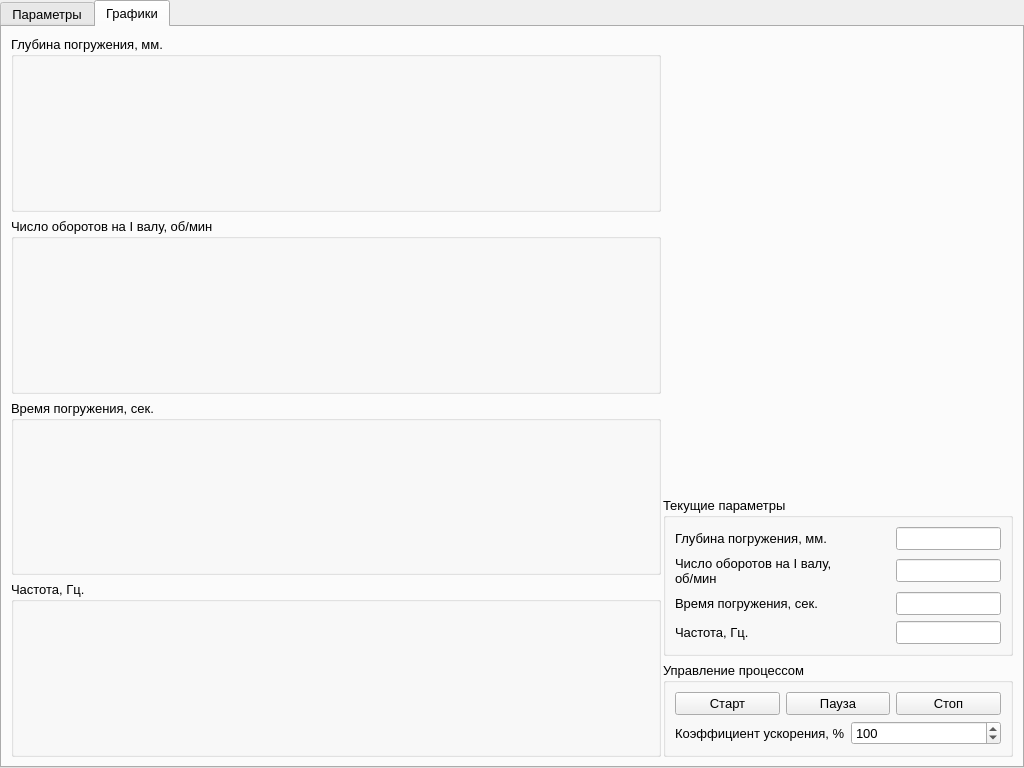
DvaMishkiLapa/xolm3, file mainwindow.ui: the form before one commit.
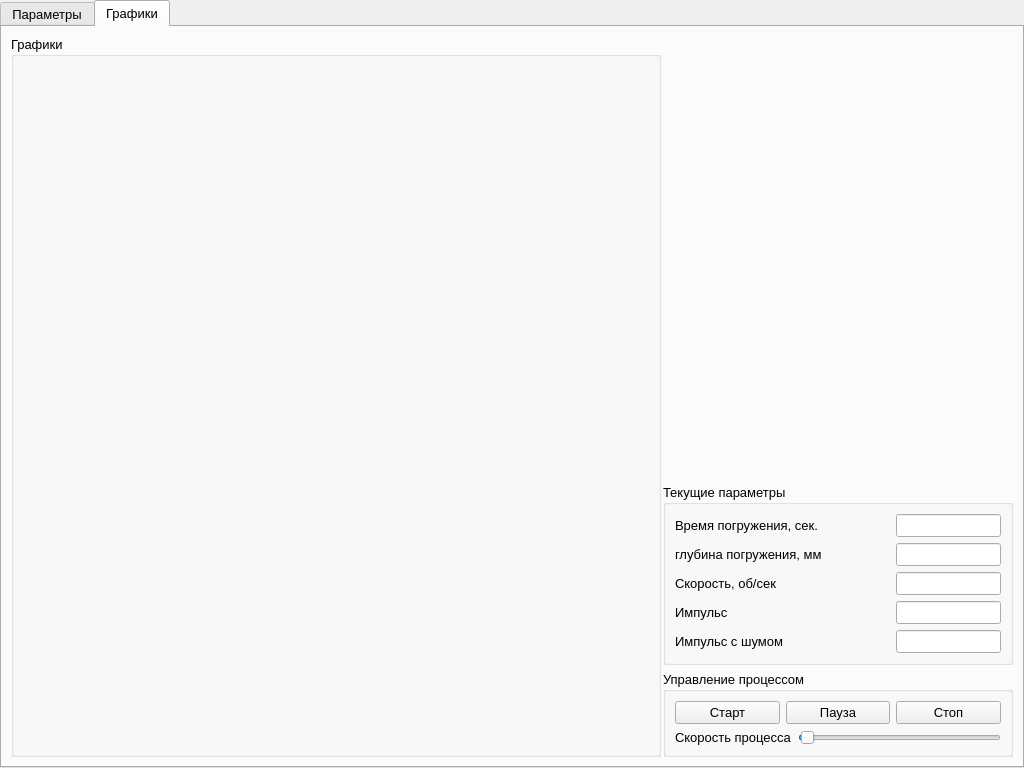
The form after the commit. The open tabs and pages were chosen to show the change.

Patch:
```diff
--- a/mainwindow.ui
+++ b/mainwindow.ui
@@ -493,9 +493,9 @@
        </attribute>
        <layout class="QHBoxLayout" name="horizontalLayout_15">
         <item>
-         <layout class="QVBoxLayout" name="verticalLayout_6">
+         <layout class="QVBoxLayout" name="draw_layout">
           <item>
-           <widget class="QGroupBox" name="depth_grap_box">
+           <widget class="QGroupBox" name="draw_box">
             <property name="sizePolicy">
              <sizepolicy hsizetype="Preferred" vsizetype="Preferred">
               <horstretch>0</horstretch>
@@ -509,124 +509,24 @@
              </size>
             </property>
             <property name="title">
-             <string>Глубина погружения, мм.</string>
+             <string>Графики</string>
             </property>
-            <layout class="QHBoxLayout" name="horizontalLayout_22">
-             <item>
-              <spacer name="horizontalSpacer">
-               <property name="orientation">
-                <enum>Qt::Horizontal</enum>
-               </property>
-               <property name="sizeHint" stdset="0">
-                <size>
-                 <width>631</width>
-                 <height>20</height>
-                </size>
-               </property>
-              </spacer>
-             </item>
-            </layout>
-           </widget>
-          </item>
-          <item>
-           <widget class="QGroupBox" name="turnover_grap_box">
-            <property name="sizePolicy">
-             <sizepolicy hsizetype="Preferred" vsizetype="Preferred">
-              <horstretch>0</horstretch>
-              <verstretch>0</verstretch>
-             </sizepolicy>
-            </property>
-            <property name="minimumSize">
-             <size>
-              <width>650</width>
-              <height>0</height>
-             </size>
-            </property>
-            <property name="title">
-             <string>Число оборотов на I валу, об/мин</string>
-            </property>
-            <layout class="QHBoxLayout" name="horizontalLayout_23">
-             <item>
-              <spacer name="horizontalSpacer_2">
-               <property name="orientation">
-                <enum>Qt::Horizontal</enum>
-               </property>
-               <property name="sizeHint" stdset="0">
-                <size>
-                 <width>631</width>
-                 <height>20</height>
-                </size>
-               </property>
-              </spacer>
-             </item>
-            </layout>
-           </widget>
-          </item>
-          <item>
-           <widget class="QGroupBox" name="time_grap_box">
-            <property name="sizePolicy">
-             <sizepolicy hsizetype="Preferred" vsizetype="Preferred">
-              <horstretch>0</horstretch>
-              <verstretch>0</verstretch>
-             </sizepolicy>
-            </property>
-            <property name="minimumSize">
-             <size>
-              <width>650</width>
-              <height>0</height>
-             </size>
-            </property>
-            <property name="title">
-             <string>Время погружения, сек.</string>
-            </property>
-            <layout class="QHBoxLayout" name="horizontalLayout_24">
-             <item>
-              <spacer name="horizontalSpacer_3">
-               <property name="orientation">
-                <enum>Qt::Horizontal</enum>
-               </property>
-               <property name="sizeHint" stdset="0">
-                <size>
-                 <width>631</width>
-                 <height>20</height>
-                </size>
-               </property>
-              </spacer>
-             </item>
-            </layout>
-           </widget>
-          </item>
-          <item>
-           <widget class="QGroupBox" name="frequency_grap_box">
-            <property name="sizePolicy">
-             <sizepolicy hsizetype="Preferred" vsizetype="Preferred">
-              <horstretch>0</horstretch>
-              <verstretch>0</verstretch>
-             </sizepolicy>
-            </property>
-            <property name="minimumSize">
-             <size>
-              <width>650</width>
-              <height>0</height>
-             </size>
-            </property>
-            <property name="title">
-             <string>Частота, Гц.</string>
-            </property>
-            <layout class="QHBoxLayout" name="horizontalLayout_25">
-             <item>
-              <spacer name="horizontalSpacer_4">
-               <property name="orientation">
-                <enum>Qt::Horizontal</enum>
-               </property>
-               <property name="sizeHint" stdset="0">
-                <size>
-                 <width>631</width>
-                 <height>20</height>
-                </size>
-               </property>
-              </spacer>
-             </item>
+            <layout class="QVBoxLayout" name="draw_box_layout">
+             <property name="spacing">
+              <number>0</number>
+             </property>
+             <property name="leftMargin">
+              <number>0</number>
+             </property>
+             <property name="topMargin">
+              <number>0</number>
+             </property>
+             <property name="rightMargin">
+              <number>0</number>
+             </property>
+             <property name="bottomMargin">
+              <number>0</number>
+             </property>
             </layout>
            </widget>
           </item>
@@ -670,7 +570,31 @@
             <property name="title">
              <string>Текущие параметры</string>
             </property>
-            <layout class="QVBoxLayout" name="verticalLayout_9">
+            <layout class="QVBoxLayout" name="verticalLayout_6">
+             <item>
+              <layout class="QHBoxLayout" name="horizontalLayout_22">
+               <item>
+                <widget class="QLabel" name="label_19">
+                 <property name="minimumSize">
+                  <size>
+                   <width>215</width>
+                   <height>0</height>
+                  </size>
+                 </property>
+                 <property name="text">
+                  <string>Время погружения, сек.</string>
+                 </property>
+                </widget>
+               </item>
+               <item>
+                <widget class="QLineEdit" name="depth_edit_2">
+                 <property name="readOnly">
+                  <bool>true</bool>
+                 </property>
+                </widget>
+               </item>
+              </layout>
+             </item>
              <item>
               <layout class="QHBoxLayout" name="horizontalLayout_21">
                <item>
@@ -682,7 +606,7 @@
                   </size>
                  </property>
                  <property name="text">
-                  <string>Глубина погружения, мм.</string>
+                  <string>глубина погружения, мм</string>
                  </property>
                 </widget>
                </item>
@@ -706,8 +630,7 @@
                   </size>
                  </property>
                  <property name="text">
-                  <string>Число оборотов на I валу,
-об/мин</string>
+                  <string>Скорость, об/сек</string>
                  </property>
                 </widget>
                </item>
@@ -731,7 +654,7 @@
                   </size>
                  </property>
                  <property name="text">
-                  <string>Время погружения, сек.</string>
+                  <string>Импульс</string>
                  </property>
                 </widget>
                </item>
@@ -755,7 +678,7 @@
                   </size>
                  </property>
                  <property name="text">
-                  <string>Частота, Гц.</string>
+                  <string>Импульс с шумом</string>
                  </property>
                 </widget>
                </item>
@@ -825,23 +748,20 @@
                <item>
                 <widget class="QLabel" name="label_12">
                  <property name="text">
-                  <string>Коэффициент ускорения, %</string>
+                  <string>Скорость процесса</string>
                  </property>
                 </widget>
                </item>
                <item>
-                <widget class="QSpinBox" name="speed_spen">
-                 <property name="minimum">
-                  <number>10</number>
-                 </property>
+                <widget class="QSlider" name="speed_slider">
                  <property name="maximum">
-                  <number>500</number>
-                 </property>
-                 <property name="singleStep">
-                  <number>10</number>
+                  <number>200</number>
                  </property>
                  <property name="value">
-                  <number>100</number>
+                  <number>2</number>
+                 </property>
+                 <property name="orientation">
+                  <enum>Qt::Horizontal</enum>
                  </property>
                 </widget>
                </item>
```
Left out of the diff: 43 changed lines with no effect on the pictures.
